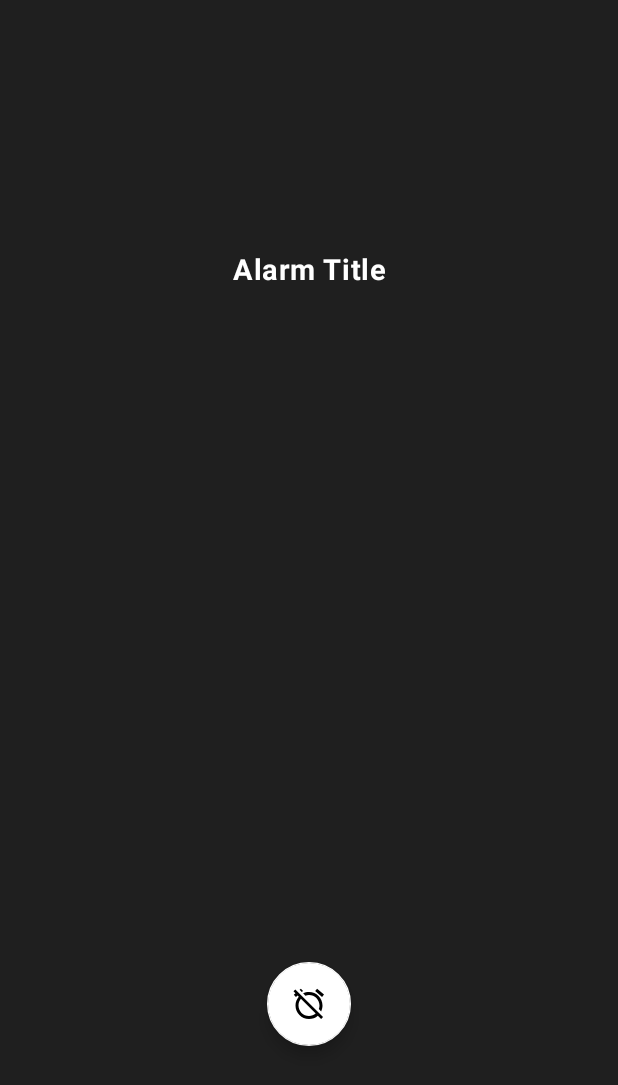
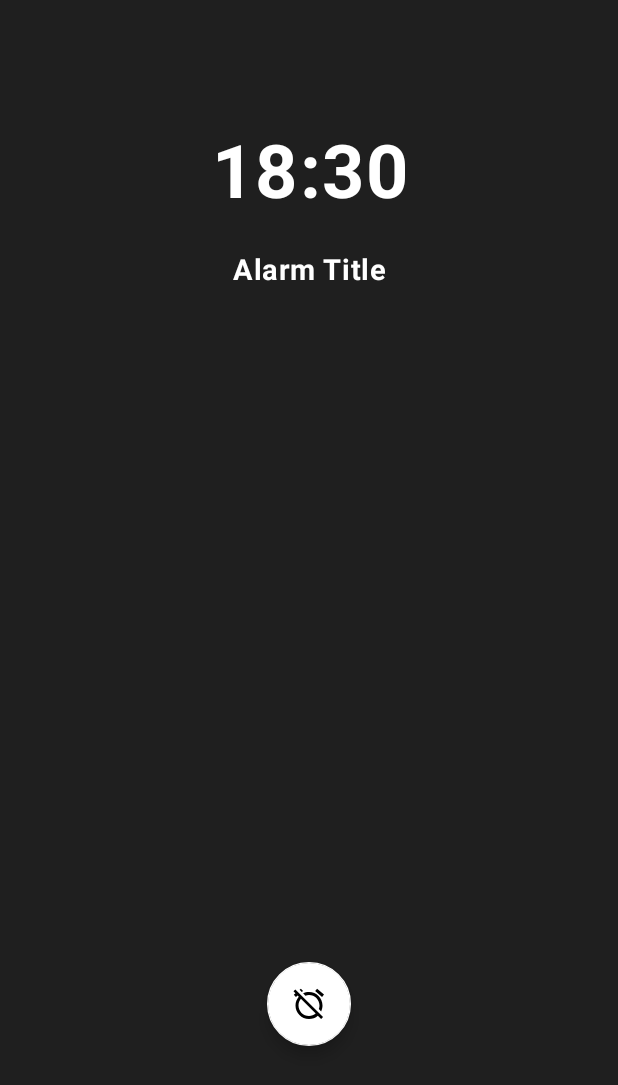
Before and after one commit to umutsaydam/AlarmApp, an Android app: the TimesUpActivity screen opened directly, with no data from a screen before it, on a phone screen of 412 x 824 dp. Shown: the top 1085 px of the screen. Run offline under Robolectric (Android 15) with nearby library versions, the phone set to English and light mode, and no system bars; 6 statements that could not run were skipped.

Commit message:
alarmHourAndMinute format added to TimesUpActivity

```diff
--- a/app/src/main/java/com/umutsaydam/alarmapp/ui/TimesUpActivity.kt
+++ b/app/src/main/java/com/umutsaydam/alarmapp/ui/TimesUpActivity.kt
@@ -55,6 +55,7 @@ class TimesUpActivity : AppCompatActivity(), IVibrator, IRingtonePlayer {
 
     @SuppressLint("ClickableViewAccessibility")
     private fun initUI() {
+        binding.tvAlarmTime.text = alarmModel.alarmHourMinuteFormat
         binding.tvAlarmTitle.text = alarmModel.alarmTitle
 
 
--- a/app/src/main/res/layout/activity_times_up.xml
+++ b/app/src/main/res/layout/activity_times_up.xml
@@ -6,6 +6,22 @@
     android:layout_height="match_parent"
     android:background="@color/main_bg"
     tools:context=".ui.TimesUpActivity">
+
+    <TextView
+        android:id="@+id/tvAlarmTime"
+        android:layout_width="wrap_content"
+        android:layout_height="wrap_content"
+        android:gravity="center"
+        android:letterSpacing="0.02"
+        android:text="18:30"
+        android:textColor="@color/white"
+        android:textSize="49sp"
+        android:textStyle="bold"
+        app:layout_constraintBottom_toTopOf="@+id/tvAlarmTitle"
+        app:layout_constraintEnd_toEndOf="parent"
+        app:layout_constraintStart_toStartOf="parent"
+        app:layout_constraintTop_toTopOf="parent"
+        app:layout_constraintVertical_bias="0.8" />
 
     <TextView
         android:id="@+id/tvAlarmTitle"
```
